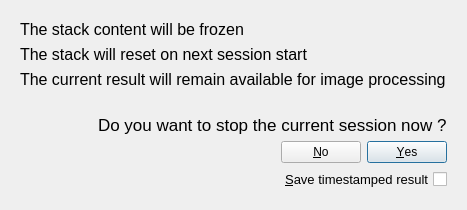
deufrai/als, file src/als/ui/forms/stop_ui.ui: the form before one commit.
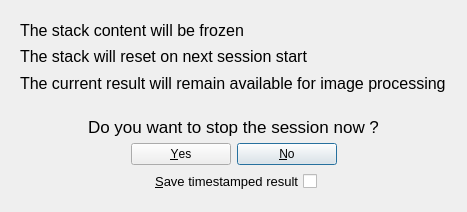
The form after the commit.

Commit message: don't use default buttons on stop UI

```diff
--- a/src/als/ui/forms/stop_ui.ui
+++ b/src/als/ui/forms/stop_ui.ui
@@ -10,7 +10,7 @@
     <x>0</x>
     <y>0</y>
     <width>467</width>
-    <height>210</height>
+    <height>212</height>
    </rect>
   </property>
   <property name="windowTitle">
@@ -20,7 +20,7 @@
    <bool>true</bool>
   </property>
   <layout class="QVBoxLayout" name="verticalLayout_3">
-   <item alignment="Qt::AlignTop">
+   <item>
     <widget class="QFrame" name="frame_2">
      <property name="frameShape">
       <enum>QFrame::NoFrame</enum>
@@ -77,7 +77,7 @@
      </layout>
     </widget>
    </item>
-   <item alignment="Qt::AlignRight">
+   <item>
     <widget class="QFrame" name="frame">
      <property name="frameShape">
       <enum>QFrame::NoFrame</enum>
@@ -86,7 +86,7 @@
       <enum>QFrame::Raised</enum>
      </property>
      <layout class="QVBoxLayout" name="verticalLayout">
-      <item alignment="Qt::AlignRight|Qt::AlignTop">
+      <item alignment="Qt::AlignHCenter">
        <widget class="QLabel" name="lbl_stop_question">
         <property name="font">
          <font>
@@ -94,42 +94,76 @@
          </font>
         </property>
         <property name="text">
-         <string>Do you want to stop the current session now ?</string>
+         <string>Do you want to stop the session now ?</string>
         </property>
         <property name="margin">
          <number>0</number>
         </property>
        </widget>
       </item>
-      <item alignment="Qt::AlignLeft|Qt::AlignTop">
-       <widget class="QDialogButtonBox" name="buttonBox">
-        <property name="minimumSize">
-         <size>
-          <width>0</width>
-          <height>0</height>
-         </size>
-        </property>
-        <property name="baseSize">
-         <size>
-          <width>0</width>
-          <height>0</height>
-         </size>
-        </property>
-        <property name="layoutDirection">
-         <enum>Qt::RightToLeft</enum>
-        </property>
-        <property name="orientation">
-         <enum>Qt::Horizontal</enum>
-        </property>
-        <property name="standardButtons">
-         <set>QDialogButtonBox::No|QDialogButtonBox::Yes</set>
-        </property>
-        <property name="centerButtons">
-         <bool>false</bool>
-        </property>
-       </widget>
+      <item>
+       <layout class="QHBoxLayout" name="horizontalLayout">
+        <item>
+         <spacer name="horizontalSpacer">
+          <property name="orientation">
+           <enum>Qt::Horizontal</enum>
+          </property>
+          <property name="sizeHint" stdset="0">
+           <size>
+            <width>40</width>
+            <height>20</height>
+           </size>
+          </property>
+         </spacer>
+        </item>
+        <item alignment="Qt::AlignHCenter">
+         <widget class="QPushButton" name="btn_yes">
+          <property name="minimumSize">
+           <size>
+            <width>100</width>
+            <height>0</height>
+           </size>
+          </property>
+          <property name="text">
+           <string>&amp;Yes</string>
+          </property>
+          <property name="autoDefault">
+           <bool>false</bool>
+          </property>
+         </widget>
+        </item>
+        <item alignment="Qt::AlignHCenter">
+         <widget class="QPushButton" name="btn_no">
+          <property name="minimumSize">
+           <size>
+            <width>100</width>
+            <height>0</height>
+           </size>
+          </property>
+          <property name="text">
+           <string>&amp;No</string>
+          </property>
+          <property name="default">
+           <bool>true</bool>
+          </property>
+         </widget>
+        </item>
+        <item>
+         <spacer name="horizontalSpacer_2">
+          <property name="orientation">
+           <enum>Qt::Horizontal</enum>
+          </property>
+          <property name="sizeHint" stdset="0">
+           <size>
+            <width>40</width>
+            <height>20</height>
+           </size>
+          </property>
+         </spacer>
+        </item>
+       </layout>
       </item>
-      <item alignment="Qt::AlignLeft|Qt::AlignTop">
+      <item alignment="Qt::AlignHCenter">
        <widget class="QCheckBox" name="chk_save">
         <property name="font">
          <font>
```
Left out of the diff: 24 changed lines with no effect on the pictures.
